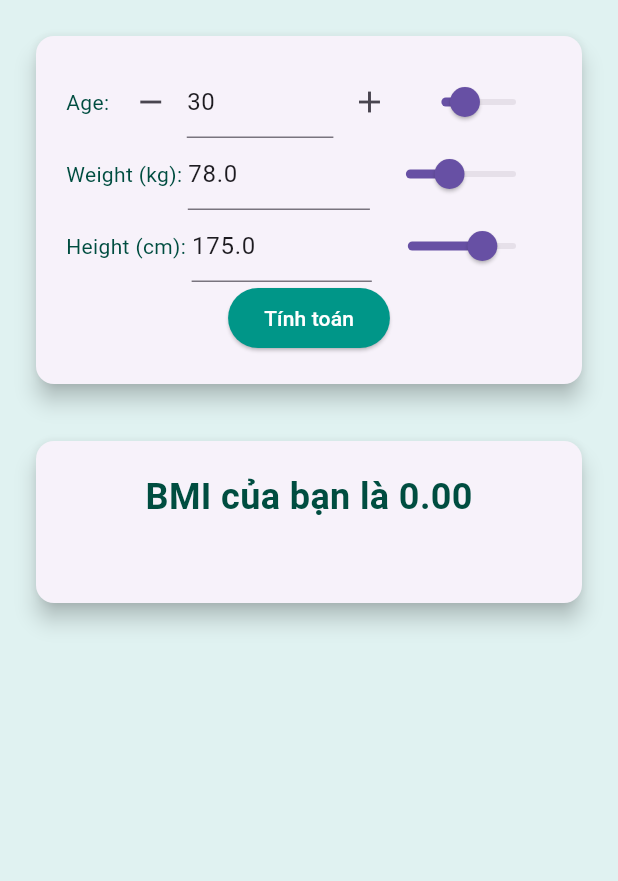
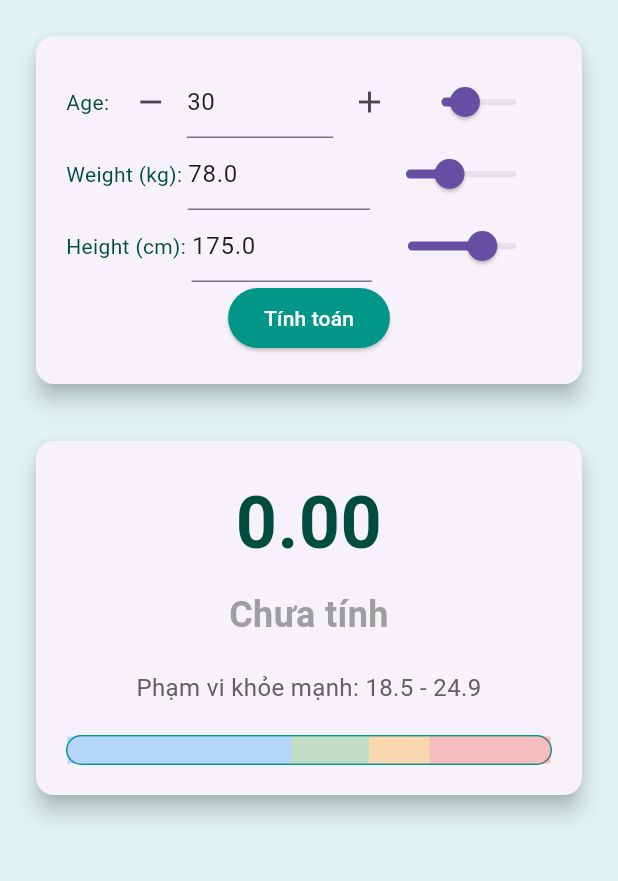
Before and after one commit to letangphuquy/Flutter-Lab-Exercises, a Flutter app: the screen it shows after launch, on a phone screen of 412 x 824 dp, the part 84-965 px from its top. Run offline on Flutter 3.47's test engine with Material 3 defaults, Android fonts, the phone set to English and light mode, and no system bars; our stand-ins replace audioplayers.

Commit message:
Lab 8: Beautiful result display

```diff
--- a/lab8_bmi/lib/result_display.dart
+++ b/lab8_bmi/lib/result_display.dart
@@ -4,13 +4,13 @@ class ResultDisplay extends StatelessWidget {
   final double bmi;
   final String category;
 
-  const ResultDisplay({super.key, required this.bmi, required this.category});
+  ResultDisplay({required this.bmi, required this.category});
 
   @override
   Widget build(BuildContext context) {
     Color color;
     switch (category) {
-      case 'Gầy':
+      case 'Dưới cân':
         color = Colors.blue;
         break;
       case 'Bình thường':
@@ -23,20 +23,98 @@ class ResultDisplay extends StatelessWidget {
         color = Colors.red;
         break;
       default:
-        color = Colors.black;
+        color = Colors.grey;
     }
 
     return Column(
       children: [
         Text(
-          'BMI của bạn là ${bmi.toStringAsFixed(2)}',
-          style: TextStyle(fontSize: 24, fontWeight: FontWeight.bold),
+          bmi > 0 ? bmi.toStringAsFixed(2) : '0.00',
+          style: TextStyle(
+              fontSize: 48,
+              fontWeight: FontWeight.bold,
+              color: Colors.teal[900]),
+          textAlign: TextAlign.center,
         ),
+        SizedBox(height: 10),
         Text(
-          category,
-          style: TextStyle(fontSize: 24, color: color),
+          category.isNotEmpty ? category : 'Chưa tính',
+          style: TextStyle(
+              fontSize: 24, color: color, fontWeight: FontWeight.bold),
+          textAlign: TextAlign.center,
         ),
+        SizedBox(height: 20),
+        Text(
+          'Phạm vi khỏe mạnh: 18.5 - 24.9',
+          style: TextStyle(fontSize: 16, color: Colors.grey[700]),
+          textAlign: TextAlign.center,
+        ),
+        SizedBox(height: 20),
+        Container(
+          height: 20,
+          decoration: BoxDecoration(
+            borderRadius: BorderRadius.circular(10),
+            border: Border.all(color: Colors.teal, width: 1),
+          ),
+          child: Stack(
+            children: [
+              Row(
+                children: [
+                  Expanded(
+                      flex: 185,
+                      child: Container(color: Colors.blue.withAlpha(77))),
+                  Expanded(
+                      flex: 64,
+                      child: Container(color: Colors.green.withAlpha(77))),
+                  Expanded(
+                      flex: 50,
+                      child: Container(color: Colors.orange.withAlpha(77))),
+                  Expanded(
+                      flex: 100,
+                      child: Container(color: Colors.red.withAlpha(77))),
+                ],
+              ),
+              if (bmi > 0)
+                Positioned(
+                  left: (bmi.clamp(0, 40) / 40) *
+                      (MediaQuery.of(context).size.width - 80),
+                  child: Container(
+                    width: 2,
+                    height: 20,
+                    color: Colors.teal[900],
+                  ),
+                ),
+            ],
+          ),
+        ),
+        /*
+        SizedBox(height: 10),
+        Row(
+          mainAxisAlignment: MainAxisAlignment.spaceBetween,
+          children: [
+            RotatedText('Dưới cân', style: TextStyle(color: Colors.blue)),
+            RotatedText('Bình thường', style: TextStyle(color: Colors.green)),
+            RotatedText('Thừa cân', style: TextStyle(color: Colors.orange)),
+            RotatedText('Béo phì', style: TextStyle(color: Colors.red)),
+          ],
+        ),
+        */
       ],
     );
   }
 }
+
+class RotatedText extends StatelessWidget {
+  final String text;
+  final TextStyle? style;
+
+  RotatedText(this.text, {this.style});
+
+  @override
+  Widget build(BuildContext context) {
+    return Transform.rotate(
+      angle: -60 * 3.14159 / 180, // Convert 60 degrees to radians
+      child: Text(text, style: style),
+    );
+  }
+}
```
